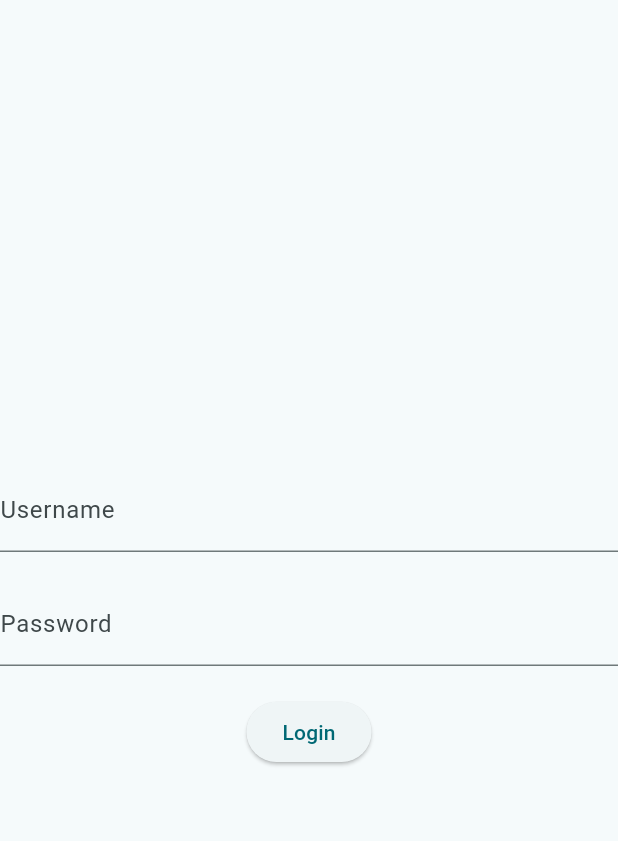
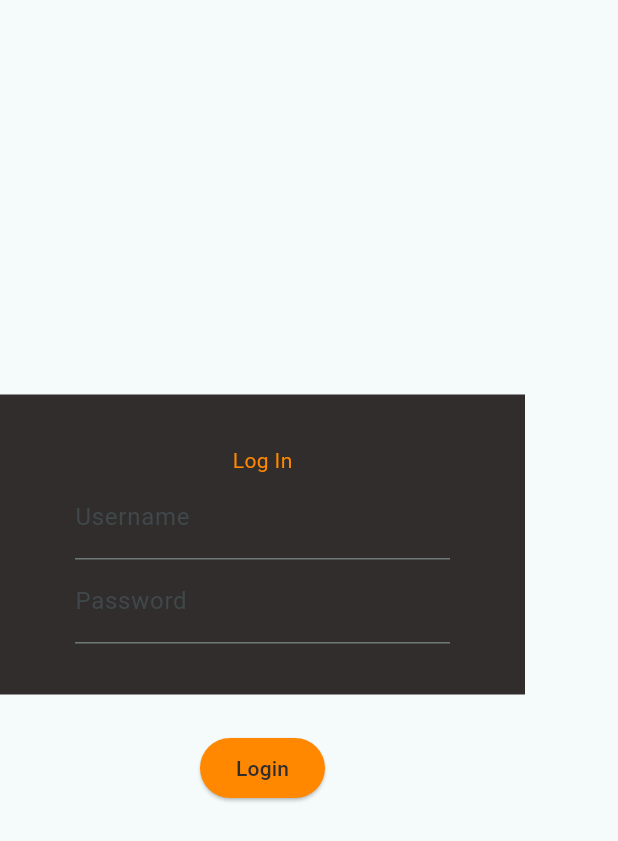
Before and after one commit to UNIZAR-30226-2024-10/front-end-app, a Flutter app: the LoginFormWidget widget shown alone on an empty page, opened directly, on a phone screen of 412 x 824 dp. Shown: the top 841 px of the screen. Run offline on Flutter 3.47's test engine with Material 3 defaults, Android fonts, the phone set to English and light mode, and no system bars; our stand-ins replace audioplayers, flutter_svg, go_router, shared_preferences; accounts and stored records are empty.

Commit message:
Diseño mejorado de la pantalla de login

```diff
--- a/lib/log_in/log_in_screen.dart
+++ b/lib/log_in/log_in_screen.dart
@@ -20,63 +20,30 @@ class LoginScreen extends StatelessWidget {
   Widget build(BuildContext context) {
     return MaterialApp(
         debugShowCheckedModeBanner: false,
-      home: Scaffold(
-        appBar: AppBar(
-          leading: Builder(
-              builder: (context) => IconButton(
-                    icon: const Icon(Icons.menu),
-                    color: Color.fromRGBO(0, 0, 0, 1),
-                    tooltip: 'Menu',
-                    onPressed: () => Scaffold.of(context).openDrawer(),
-                  )),
-          title: Text('Login Form'),
-        ),
-        drawer: Drawer(
-          backgroundColor: Color.fromRGBO(49, 45, 45, 1),
-          child: ListView(
-            padding: EdgeInsets.zero,
-            children: <Widget>[
-              DrawerHeader(
+        home: Stack(
+          children: [
+            Container(
               decoration: BoxDecoration(
-                  shape: BoxShape.circle, //MIRAR QUE FORMA LE DOY
                 image: DecorationImage(
-                    image: AssetImage("../assets/images/Logo.png"),
-                    fit: BoxFit.cover,
+                  image: AssetImage("../assets/images/board.jpg"),
+                  fit: BoxFit.fill,
                 ),
               ),
-                child: null,
             ),
-              ListTile(
-                title: Text(
-                  'Ajedrez Demo',
-                  style: TextStyle(color: Color.fromRGBO(255, 255, 255, 1)),
+            Scaffold(
+              backgroundColor: Colors.transparent,
+              appBar: AppBar(
+                backgroundColor: Color.fromRGBO(49, 45, 45, 1),
+                title: GestureDetector(
+                  onTap: () {
+                    GoRouter.of(context).push('/');
+                  },
+                  child: Text(
+                    'ChessHub',
+                    style: TextStyle(
+                        fontFamily: 'Oswald',
+                        color: Color.fromRGBO(255, 255, 255, 1)),
                   ),
-                onTap: () {
-                  GoRouter.of(context).go('/chess');
-                },
-              ),
-              ListTile(
-                title: Text('Play',
-                    style: TextStyle(color: Color.fromRGBO(255, 136, 0, 1))),
-                onTap: () {
-                  GoRouter.of(context).go('/play');
-                },
-              ),
-              ListTile(
-                title: Text('Ranking',
-                    style: TextStyle(color: Color.fromRGBO(255, 255, 255, 1))),
-                onTap: () {
-                  GoRouter.of(context).go('/ranking');
-                },
-              ),
-              ListTile(
-                title: Text('Settings',
-                    style: TextStyle(color: Color.fromRGBO(255, 255, 255, 1))),
-                onTap: () {
-                  GoRouter.of(context).push('/settings');
-                },
-              ),
-            ],
                 ),
               ),
               body: Center(
@@ -86,7 +53,8 @@ class LoginScreen extends StatelessWidget {
                 ),
               ),
             ),
-    );
+          ],
+        ));
   }
 }
 
@@ -106,28 +74,71 @@ class LoginFormWidgetState extends State<LoginFormWidget> {
     return Column(
       mainAxisAlignment: MainAxisAlignment.center,
       children: <Widget>[
-        TextField(
+        Container(
+            color: Color.fromRGBO(49, 45, 45, 1),
+            width: 350,
+            height: 200,
+            child: Column(
+              mainAxisAlignment: MainAxisAlignment.center,
+              children: [
+                Padding(
+                    padding: const EdgeInsets.symmetric(horizontal: 50.0),
+                    child: Text('Log In',
+                        style:
+                            TextStyle(color: Color.fromRGBO(255, 136, 0, 1)))),
+                Padding(
+                  padding: const EdgeInsets.symmetric(horizontal: 50.0),
+                  child: TextField(
+                    expands: false,
+                    cursorColor: Color.fromRGBO(255, 136, 0, 1),
                     controller: _usernameController,
                     decoration: InputDecoration(
                       labelText: 'Username',
+                      floatingLabelStyle:
+                          TextStyle(color: Color.fromRGBO(255, 136, 0, 1)),
+                      focusedBorder: OutlineInputBorder(
+                        borderSide: BorderSide(
+                            color: Color.fromRGBO(255, 136, 0,
+                                1)), // Color de resaltado al hacer clic
                       ),
                     ),
-        SizedBox(height: 20.0),
-        TextField(
+                  ),
+                ),
+                Padding(
+                  padding: const EdgeInsets.symmetric(horizontal: 50.0),
+                  child: TextField(
+                    cursorColor: Color.fromRGBO(255, 136, 0, 1),
                     controller: _passwordController,
                     obscureText: true,
                     decoration: InputDecoration(
                       labelText: 'Password',
+                      floatingLabelStyle:
+                          TextStyle(color: Color.fromRGBO(255, 136, 0, 1)),
+                      focusedBorder: OutlineInputBorder(
+                        borderSide: BorderSide(
+                            color: Color.fromRGBO(255, 136, 0,
+                                1)), // Color de resaltado al hacer clic
                       ),
                     ),
-        SizedBox(height: 20.0),
-        ElevatedButton(
+                  ),
+                )
+              ],
+            )),
+        Padding(
+          padding: const EdgeInsets.symmetric(vertical: 25.0),
+          child: ElevatedButton(
             onPressed: () {
               settingsController
                   .toggleLoggedIn(); //AQUI HABRIA QUE PASARLE AL BACKEND LOS DATOS Y CONSULTAR EL USUARIO Y CONTRASEÑA
               GoRouter.of(context).go('/');
             },
-          child: Text('Login'),
+            style: ButtonStyle(
+              backgroundColor: MaterialStateProperty.all<Color>(
+                  Color.fromRGBO(255, 136, 0, 1)),
+            ),
+            child: Text('Login',
+                style: TextStyle(color: Color.fromRGBO(49, 45, 45, 1))),
+          ),
         ),
       ],
     );
```
Lines whose indentation alone changed are shown as unchanged.
